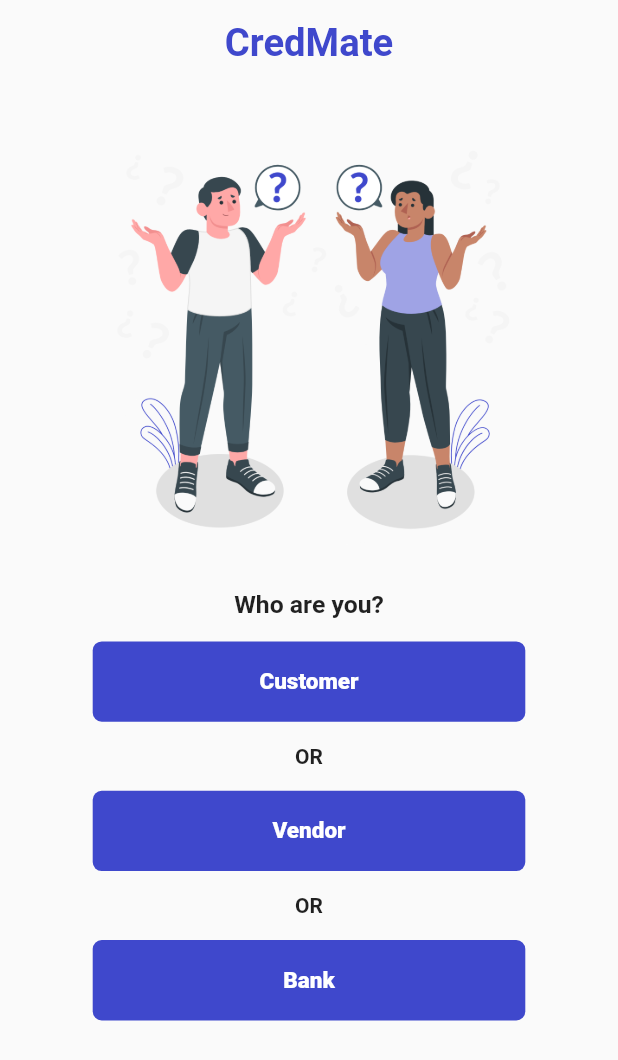
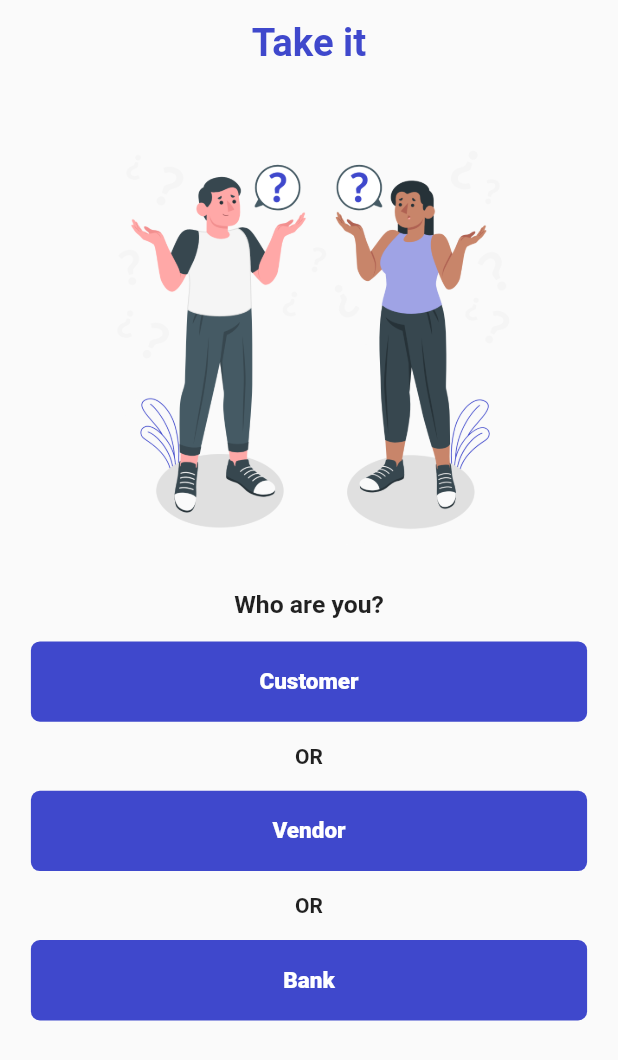
Before and after one commit to sky-coding-12/udhaari, a Flutter app: the screen it shows after launch, on a phone screen of 412 x 824 dp. Shown: the top 1060 px of the screen. Run offline on Flutter 3.47's test engine with Material 2 defaults, Android fonts, the phone set to English and light mode, and no system bars; our stand-ins replace flutter_advanced_drawer.

Commit message:
changes in all files

```diff
--- a/lib/Components/customButton.dart
+++ b/lib/Components/customButton.dart
@@ -4,18 +4,16 @@ import '../Constant/const_variable.dart';
 
 class CustomButton extends StatelessWidget {
   String btnText;
-  double btnWidth;
 
   CustomButton({
     Key? key,
     required this.btnText,
-    required this.btnWidth,
   }) : super(key: key);
 
   @override
   Widget build(BuildContext context) {
     return SizedBox(
-      width: btnWidth,
+      width: MediaQuery.of(context).size.width * 0.9,
       height: MediaQuery.of(context).size.height * 0.065,
       child: Container(
         decoration: BoxDecoration(
--- a/lib/Constant/const_variable.dart
+++ b/lib/Constant/const_variable.dart
@@ -1,3 +1,4 @@
 import 'dart:ui';
 
 Color mainColor = const Color.fromRGBO(63, 72, 204, 1);
+String title = "Take it";
--- a/lib/User/Credential/user_login.dart
+++ b/lib/User/Credential/user_login.dart
@@ -41,7 +41,7 @@ class _UserLoginState extends State<UserLogin> {
         appBar: AppBar(
           centerTitle: true,
           title: Text(
-            "CredMate",
+            title,
             style: TextStyle(
               color: mainColor,
               fontWeight: FontWeight.bold,
@@ -131,7 +131,6 @@ class _UserLoginState extends State<UserLogin> {
                       ),
                       child: CustomButton(
                         btnText: "LOGIN",
-                        btnWidth: MediaQuery.of(context).size.width,
                       ),
                     ),
                     const SizedBox(
--- a/lib/User/Credential/user_signup.dart
+++ b/lib/User/Credential/user_signup.dart
@@ -48,7 +48,7 @@ class _UserSignUpState extends State<UserSignUp> {
       appBar: AppBar(
         centerTitle: true,
         title: Text(
-          "CredMate",
+          title,
           style: TextStyle(
             color: mainColor,
             fontWeight: FontWeight.bold,
@@ -150,7 +150,6 @@ class _UserSignUpState extends State<UserSignUp> {
                       ),
                       child: CustomButton(
                         btnText: "SIGNUP",
-                        btnWidth: MediaQuery.of(context).size.width,
                       ),
                     ),
                     const SizedBox(height: 15.0),
--- a/lib/User/Screens/user_dashboard.dart
+++ b/lib/User/Screens/user_dashboard.dart
@@ -54,6 +54,7 @@ class _UserDashboardState extends State<UserDashboard> {
                         ),
                       ),
                       IconButton(
+                        tooltip: "Notification",
                         onPressed: () => {},
                         icon: Icon(
                           Icons.notifications,
--- a/lib/otp_verification.dart
+++ b/lib/otp_verification.dart
@@ -86,7 +86,6 @@ class _SetOtpVerification extends State<OtpVerification> {
                       ),
                       child: CustomButton(
                         btnText: "CONFIRM OTP",
-                        btnWidth: MediaQuery.of(context).size.width,
                       ),
                     ),
                   ],
--- a/lib/set_security_pin.dart
+++ b/lib/set_security_pin.dart
@@ -107,7 +107,6 @@ class _SetSecurityPINState extends State<SetSecurityPIN> {
                       onTap: () => {},
                       child: CustomButton(
                         btnText: "CONFIRM PIN",
-                        btnWidth: MediaQuery.of(context).size.width,
                       ),
                     ),
                   ],
--- a/lib/who_are_you.dart
+++ b/lib/who_are_you.dart
@@ -15,7 +15,7 @@ class WhoAreYou extends StatelessWidget {
       appBar: AppBar(
         centerTitle: true,
         title: Text(
-          "CredMate",
+          title,
           style: TextStyle(
             color: mainColor,
             fontWeight: FontWeight.bold,
@@ -59,8 +59,8 @@ class WhoAreYou extends StatelessWidget {
                       ),
                     },
                     child: CustomButton(
-                        btnText: 'Customer',
-                        btnWidth: MediaQuery.of(context).size.width * 0.7),
+                      btnText: 'Customer',
+                    ),
                   ),
                 ),
                 const Text(
@@ -81,7 +81,6 @@ class WhoAreYou extends StatelessWidget {
                     },
                     child: CustomButton(
                       btnText: 'Vendor',
-                      btnWidth: MediaQuery.of(context).size.width * 0.7,
                     ),
                   ),
                 ),
@@ -102,8 +101,8 @@ class WhoAreYou extends StatelessWidget {
                       ),
                     },
                     child: CustomButton(
-                        btnText: 'Bank',
-                        btnWidth: MediaQuery.of(context).size.width * 0.7),
+                      btnText: 'Bank',
+                    ),
                   ),
                 ),
               ],
```
